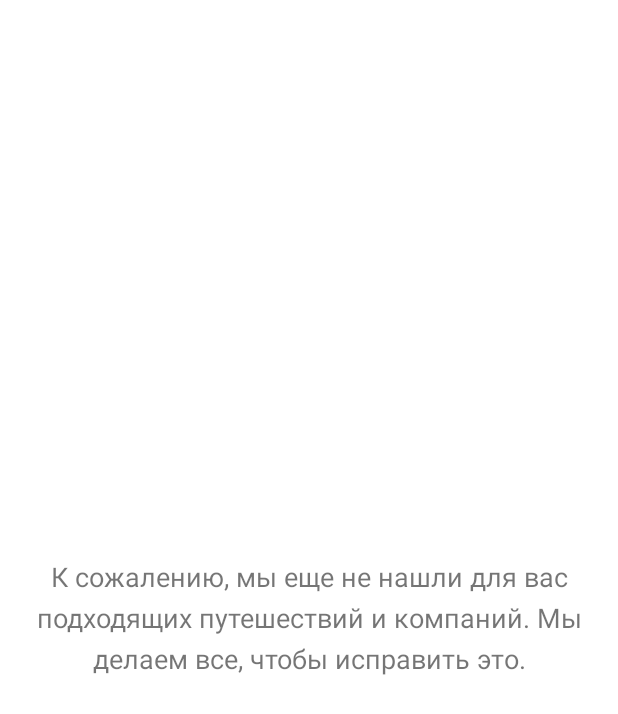
After one commit to themanthing/letsgo-app, an Android app: the layout fragment_travel_list.xml on its own in the app's theme, with its tools: preview values and no code run, on a phone screen of 412 x 824 dp. The commit adds this screen. Shown: the top 714 px of the screen. Run offline under Robolectric (Android 15) with nearby library versions, the phone set to English and light mode, and no system bars.

Commit message:
начало отображения путешествия

```diff
--- a/app/build.gradle
+++ b/app/build.gradle
@@ -26,7 +26,7 @@ android {
         targetSdkVersion 25
         versionCode 1
         versionName "$version"
-        buildConfigField "String", "BASE_URL", "\"http://192.168.36.222:1337/\""
+        buildConfigField "String", "BASE_URL", "\"http://192.168.36.155:1337/\""
         buildConfigField "String", "AUTH", "\"android:SomeRandomCharsAndNumbers\""
         buildConfigField "String", "VERSION", "\"$version\""
         versionNameSuffix ""
--- a/app/src/main/java/ru/mobilesoft/piligram/mvp/presenter/BasePresenter.java
+++ b/app/src/main/java/ru/mobilesoft/piligram/mvp/presenter/BasePresenter.java
@@ -14,7 +14,7 @@ import ru.mobilesoft.piligram.api.ApiImpl;
  * Created on 8/7/17.
  */
 
-abstract class BasePresenter<V extends MvpView> extends MvpPresenter<V> {
+public abstract class BasePresenter<V extends MvpView> extends MvpPresenter<V> {
 
     private CompositeDisposable compositeDisposable = new CompositeDisposable();
 
--- /dev/null
+++ b/app/src/main/res/layout/fragment_travel_list.xml
@@ -0,0 +1,25 @@
+<?xml version="1.0" encoding="utf-8"?>
+<FrameLayout xmlns:android="http://schemas.android.com/apk/res/android"
+    android:orientation="vertical" android:layout_width="match_parent"
+    android:layout_height="match_parent">
+
+    <android.support.v7.widget.RecyclerView
+        android:id="@+id/rv_list"
+        android:layout_width="match_parent"
+        android:layout_height="match_parent"
+        android:visibility="gone"/>
+
+    <TextView
+        android:id="@+id/empty"
+        android:layout_width="match_parent"
+        android:layout_height="match_parent"
+        android:gravity="center"
+        android:padding="16dp"
+        android:textSize="18sp"
+        android:fontFamily="sans-serif"
+        android:textStyle="normal"
+        android:textColor="#8a000000"
+        android:lineSpacingExtra="6sp"
+        android:text="@string/travel_list_empty_message"/>
+
+</FrameLayout>
--- a/app/src/main/res/values/strings.xml
+++ b/app/src/main/res/values/strings.xml
@@ -116,5 +116,6 @@
     <string name="action_add_travel">Добавить путешествие</string>
     <string name="own_travel_empty_message">Вы можете организовать свое собственное путешествие и оно появится в этом разделе</string>
     <string name="action_go_to_search">Перейти в поиск путешествий</string>
+    <string name="travel_list_empty_message">К сожалению, мы еще не нашли для вас подходящих путешествий и компаний. Мы делаем все, чтобы исправить это.</string>
 
 </resources>
```
Also changed, not shown: app/src/main/java/ru/mobilesoft/piligram/model/Travel.java (+24 -0 lines), app/src/main/java/ru/mobilesoft/piligram/mvp/presenter/SplashPresenter.java (+0 -10 lines), app/src/main/java/ru/mobilesoft/piligram/mvp/presenter/travels/TravelListPresenter.java (added, +32 -0 lines), app/src/main/java/ru/mobilesoft/piligram/mvp/view/BaseListView.java (added, +16 -0 lines), app/src/main/java/ru/mobilesoft/piligram/mvp/view/TravelListView.java (added, +10 -0 lines), app/src/main/java/ru/mobilesoft/piligram/ui/adapters/TravelAdapter.java (+69 -1 lines), app/src/main/java/ru/mobilesoft/piligram/ui/fragments/main/TravelsFragment.java (+76 -2 lines), app/src/main/java/ru/mobilesoft/piligram/utils/DateUtils.java (+20 -0 lines), app/src/main/java/ru/mobilesoft/piligram/utils/ImageUtils.java (+8 -1 lines), app/src/main/res/layout/item_view_travel.xml (+29 -29 lines).
